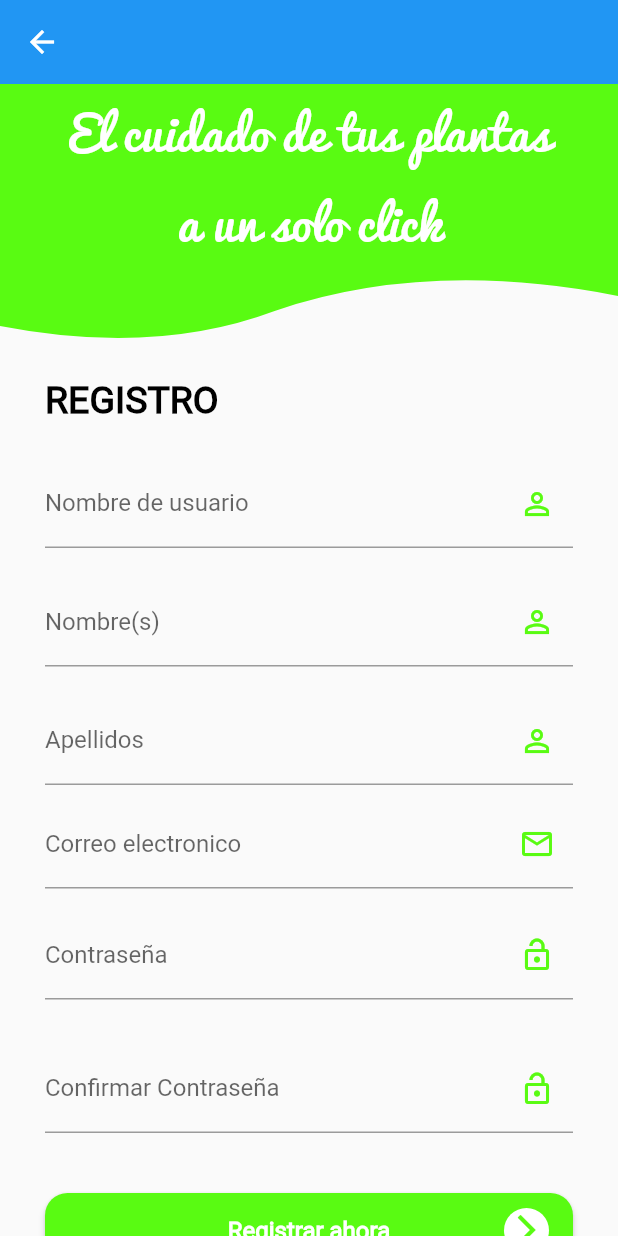
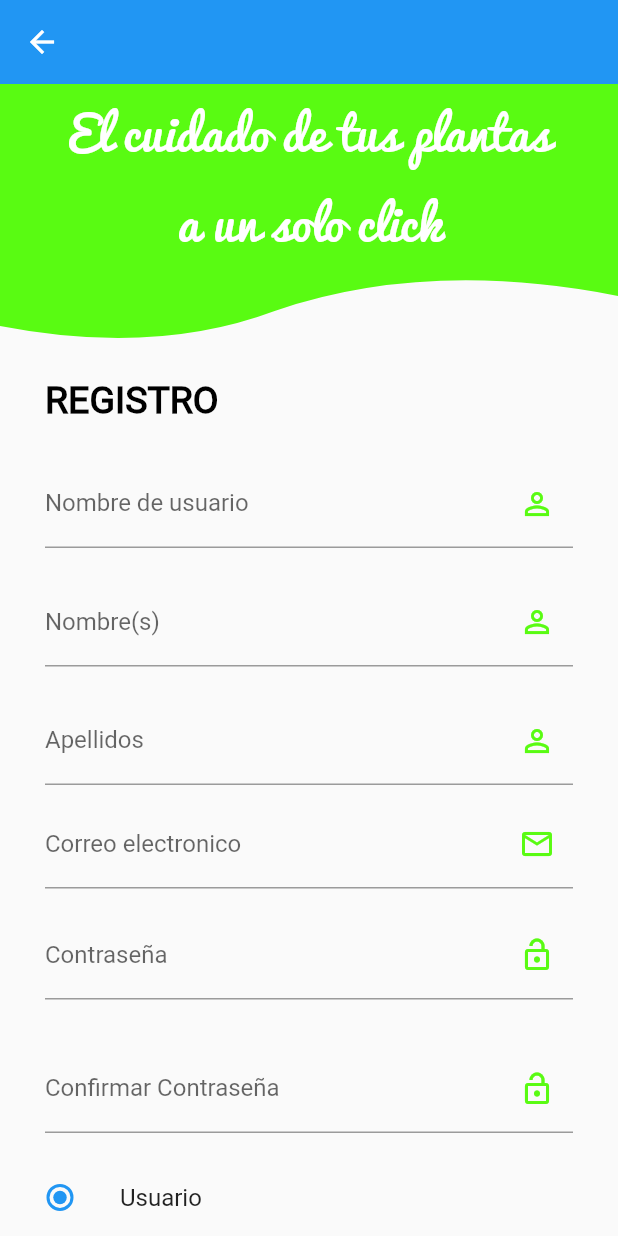
Before and after one commit to eduardo99ja/gardening-flutter, a Flutter app: the RegisterPage screen opened by its route, on a phone screen of 412 x 824 dp. Run offline on Flutter 3.47's test engine with Material 2 defaults, Android fonts, the phone set to English and light mode, and no system bars; our stand-ins replace cloud_firestore, firebase_auth, firebase_core, firebase_database, flutter_custom_clippers, flutter_swiper and 4 more; missing offline and left inert: ndialog; accounts and stored records are empty.

Commit message:
radio button Tipo de usuario

```diff
--- a/lib/src/pages/register/register_page.dart
+++ b/lib/src/pages/register/register_page.dart
@@ -4,6 +4,8 @@ import 'package:flutter/scheduler.dart';
 import 'package:flutter_custom_clippers/flutter_custom_clippers.dart';
 import 'package:gardening/src/pages/register/register_controller.dart';
 import 'package:gardening/src/utils/my_colors.dart' as utils;
+
+enum TypeUser { user, admin }
 
 class RegisterPage extends StatefulWidget {
   @override
@@ -12,6 +14,8 @@ class RegisterPage extends StatefulWidget {
 
 class _RegisterPageState extends State<RegisterPage> {
   RegisterController _con = new RegisterController();
+
+  TypeUser _user = TypeUser.user;
 
   @override
   void initState() {
@@ -37,6 +41,7 @@ class _RegisterPageState extends State<RegisterPage> {
             _textFieldEmail(),
             _textFieldPassword(),
             _textFieldConfirmPassword(),
+            _radioUser(),
             _buttonRegister(),
           ],
         ),
@@ -141,8 +146,7 @@ class _RegisterPageState extends State<RegisterPage> {
         margin: EdgeInsets.symmetric(horizontal: 30, vertical: 15),
         child: Text(
           'REGISTRO',
-          style: TextStyle(
-              color: Colors.black, fontWeight: FontWeight.bold, fontSize: 25),
+          style: TextStyle(color: Colors.black, fontWeight: FontWeight.bold, fontSize: 25),
         ),
       );
 
@@ -168,4 +172,33 @@ class _RegisterPageState extends State<RegisterPage> {
           ),
         ),
       );
+
+  Widget _radioUser() => Column(
+        children: [
+          ListTile(
+            title: Text("Usuario"),
+            leading: Radio(
+              value: TypeUser.user,
+              onChanged: (TypeUser? value) {
+                setState(() {
+                  _user = value!;
+                });
+              },
+              groupValue: _user,
+            ),
+          ),
+          ListTile(
+            title: Text("Administrador"),
+            leading: Radio(
+              value: TypeUser.admin,
+              onChanged: (TypeUser? value) {
+                setState(() {
+                  _user = value!;
+                });
+              },
+              groupValue: _user,
+            ),
+          ),
+        ],
+      );
 }
```
